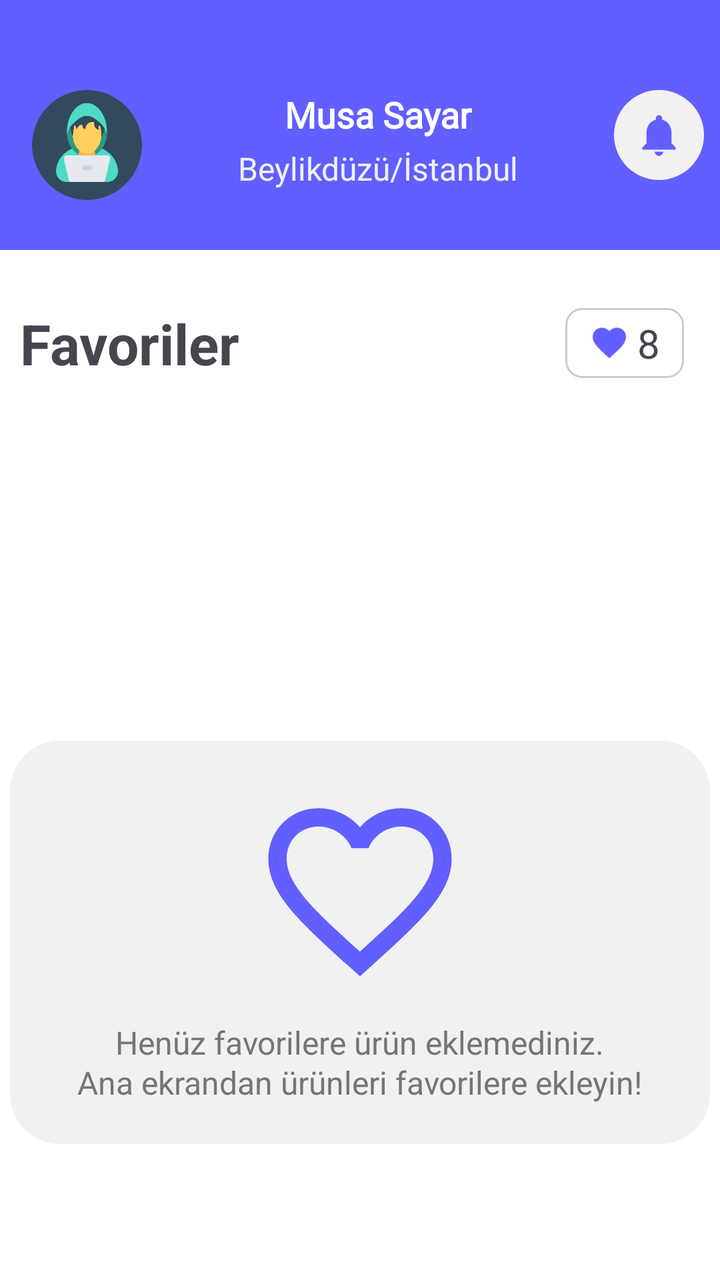
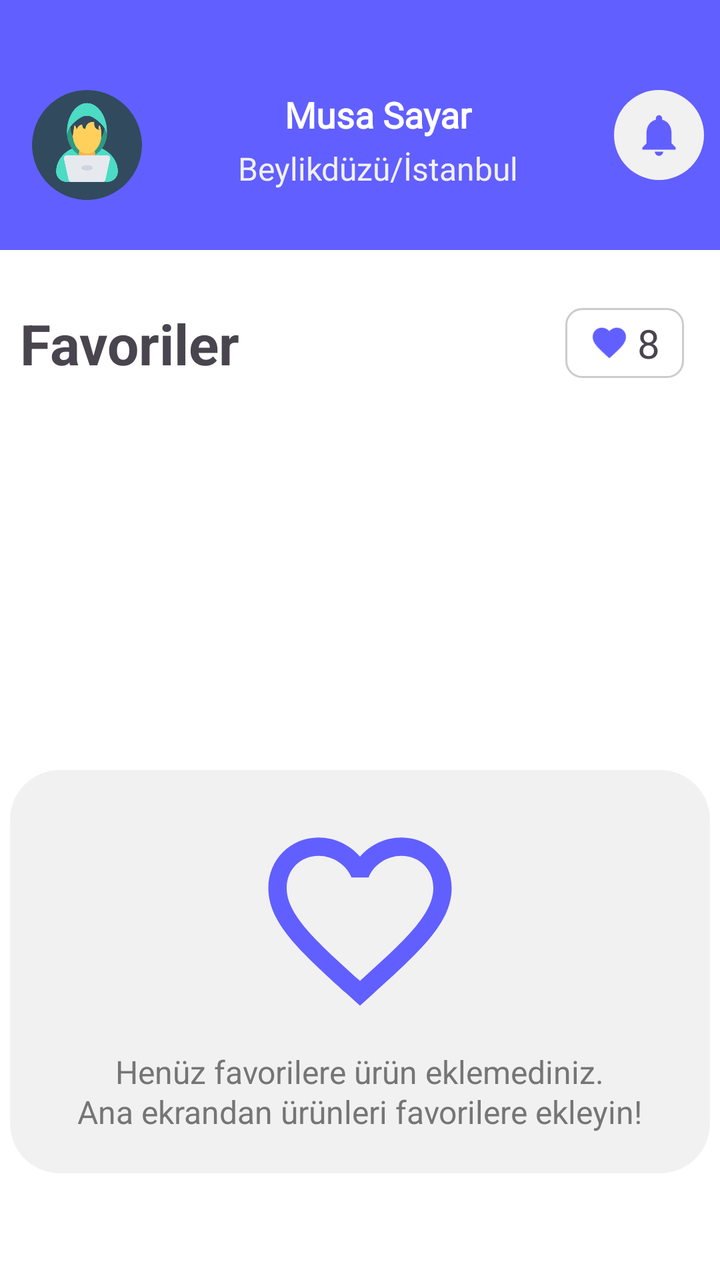

Before-and-after screenshots of an Android layout around one commit, followed by the original layout XML and the change that was made.
<!-- AndroidManifest.xml: application theme Theme.ECommerceProject -->
<!-- res/layout/favorite_screen.xml -->
<?xml version="1.0" encoding="utf-8"?>
<androidx.constraintlayout.widget.ConstraintLayout xmlns:android="http://schemas.android.com/apk/res/android"
    xmlns:app="http://schemas.android.com/apk/res-auto"
    xmlns:tools="http://schemas.android.com/tools"
    android:layout_width="match_parent"
    android:layout_height="match_parent"
    android:background="@color/white"
    tools:context=".ui.screens.FavoriteScreen">
    <androidx.appcompat.widget.Toolbar
        android:id="@+id/toolbar"
        android:layout_width="match_parent"
        android:layout_height="wrap_content"
        android:background="@color/indigo"
        android:minHeight="?attr/actionBarSize"

        android:theme="?attr/actionBarTheme"
        app:layout_constraintEnd_toEndOf="parent"
        app:layout_constraintHorizontal_bias="0.0"
        app:layout_constraintStart_toStartOf="parent"

        android:paddingBottom="25dp"
        android:paddingHorizontal="20dp"
        app:layout_constraintTop_toTopOf="parent">

        <androidx.constraintlayout.widget.ConstraintLayout
            android:layout_width="match_parent"
            android:layout_height="wrap_content"
            android:paddingTop="45dp"

            >

            <com.google.android.material.imageview.ShapeableImageView
                android:id="@+id/imageView2"
                android:layout_width="55dp"
                android:layout_height="55dp"
                android:scaleType="centerCrop"
                app:srcCompat="@drawable/person"
                app:layout_constraintBottom_toBottomOf="parent"
                app:layout_constraintStart_toStartOf="parent"
                app:layout_constraintTop_toTopOf="parent"
                app:shapeAppearanceOverlay="@style/roundedImage"
                />

            <TextView
                android:id="@+id/textView2"
                android:layout_width="wrap_content"
                android:layout_height="wrap_content"
                android:layout_gravity="center"

                android:fontFamily="@font/montserrat_bold"
                android:text="Musa Sayar"
                android:textColor="@color/white"
                android:textFontWeight="700"
                android:textSize="18sp"
                app:layout_constraintEnd_toStartOf="@+id/imageView4"
                app:layout_constraintStart_toEndOf="@+id/imageView2"
                app:layout_constraintTop_toTopOf="parent" />

            <TextView
                android:id="@+id/textView3"
                android:layout_width="wrap_content"
                android:layout_height="wrap_content"
                android:layout_marginTop="4dp"
                android:fontFamily="@font/montserrat_regular"
                android:text="Beylikdüzü/İstanbul"
                android:textAlignment="center"
                android:textColor="@color/gray50"
                android:textSize="16sp"
                app:layout_constraintEnd_toStartOf="@+id/imageView4"
                app:layout_constraintStart_toEndOf="@+id/imageView2"
                app:layout_constraintTop_toBottomOf="@+id/textView2" />

            <ImageView
                android:id="@+id/imageView4"
                android:layout_width="45dp"
                android:layout_height="45dp"
                android:layout_marginEnd="8dp"
                android:background="@drawable/rounded_gray_bg"
                android:padding="10dp"
                app:layout_constraintEnd_toEndOf="parent"
                app:layout_constraintTop_toTopOf="parent"
                app:srcCompat="@drawable/notification" />
        </androidx.constraintlayout.widget.ConstraintLayout>



    </androidx.appcompat.widget.Toolbar>


    <LinearLayout
        android:id="@+id/favoriteHeadField"
        android:layout_width="match_parent"
        android:layout_height="wrap_content"
        android:layout_marginTop="16dp"

        android:orientation="horizontal"
        android:paddingHorizontal="10dp"
        android:paddingVertical="12dp"
        app:layout_constraintEnd_toEndOf="parent"
        app:layout_constraintStart_toStartOf="parent"
        app:layout_constraintTop_toBottomOf="@+id/toolbar">

        <TextView
            android:layout_width="wrap_content"
            android:layout_height="wrap_content"
            android:text="Favoriler"
            android:textSize="28sp"
            android:textStyle="bold" />

        <View
            android:layout_width="0dp"
            android:layout_height="0dp"
            android:layout_weight="1" />

        <LinearLayout
            android:layout_width="wrap_content"
            android:layout_height="wrap_content"
            android:layout_gravity="center"
            android:layout_marginEnd="8dp"
            android:background="@drawable/content_field"
            android:gravity="center"
            android:paddingHorizontal="12dp"
            android:paddingVertical="4dp">

            <ImageView
                android:id="@+id/favoriIcon"
                android:layout_width="20dp"
                android:layout_height="20dp"
                android:layout_marginEnd="4dp"

                android:src="@drawable/favorite_regular" />

            <TextView
                android:id="@+id/favoriteSize"
                android:layout_width="wrap_content"
                android:layout_height="wrap_content"
                android:text="8"
                android:textAlignment="center"
                android:textSize="20sp" />

        </LinearLayout>

    </LinearLayout>

    <androidx.recyclerview.widget.RecyclerView
        android:id="@+id/recyclerFavorite"
        android:layout_width="match_parent"
        android:layout_height="wrap_content"

        android:paddingHorizontal="10dp"
        app:layout_constraintEnd_toEndOf="parent"
        app:layout_constraintHorizontal_bias="1.0"
        app:layout_constraintStart_toStartOf="parent"
        app:layout_constraintTop_toBottomOf="@+id/favoriteHeadField" />

    <LinearLayout
        android:id="@+id/emptyList"
        android:layout_width="350dp"
        android:layout_height="wrap_content"
        android:layout_marginTop="168dp"
        android:background="@drawable/rounded_gray_bg"
        android:gravity="center_horizontal"
        android:orientation="vertical"
        android:paddingVertical="20dp"


        app:layout_constraintEnd_toEndOf="parent"
        app:layout_constraintHorizontal_bias="0.493"
        app:layout_constraintStart_toStartOf="parent"
        app:layout_constraintTop_toBottomOf="@+id/favoriteHeadField">

        <ImageView
            android:id="@+id/imageView3"
            android:layout_width="150dp"

            android:layout_height="120dp"
            android:layout_weight="1"
            android:paddingBottom="10dp"
            android:src="@drawable/empty_favorite" />

        <TextView
            android:id="@+id/emptyListMessage"
            android:layout_width="wrap_content"
            android:layout_height="wrap_content"
            android:layout_gravity="center"
            android:lineHeight="20dp"
            android:paddingHorizontal="20dp"
            android:text="@string/empty_message"
            android:textAlignment="center"
            android:textColor="@color/gray150"
            android:textFontWeight="@integer/material_motion_duration_medium_1"
            android:textSize="16sp"
            android:textStyle="bold"
            app:layout_constraintEnd_toEndOf="parent"
            app:layout_constraintStart_toStartOf="parent"
            app:layout_constraintTop_toBottomOf="@+id/recyclerFavorite" />

    </LinearLayout>


</androidx.constraintlayout.widget.ConstraintLayout>
<!-- resources referenced by this layout -->
<resources>
  <color name="gray150">#757575</color>
  <color name="gray50">#f1f1f1</color>
  <color name="indigo">#615FFF</color>
  <color name="white">#FFFFFFFF</color>
  <!-- drawable content_field (drawable) -->
  <?xml version="1.0" encoding="utf-8"?>
  <selector xmlns:android="http://schemas.android.com/apk/res/android">
      <item>
          <shape xmlns:android="http://schemas.android.com/apk/res/android"
              android:shape="rectangle">
  
              <solid android:color="@color/white"/>
              <corners android:radius="8dp"/>
              <stroke
                  android:width="1dp"
                  android:color="#CCCCCC" />
  
          </shape>
  
      </item>
  
  </selector>
  <!-- drawable empty_favorite (drawable) -->
  <vector xmlns:android="http://schemas.android.com/apk/res/android" android:height="24dp" android:tint="#615FFF" android:viewportHeight="24" android:viewportWidth="24" android:width="24dp">
        
      <path android:fillColor="@android:color/white" android:pathData="M16.5,3c-1.74,0 -3.41,0.81 -4.5,2.09C10.91,3.81 9.24,3 7.5,3 4.42,3 2,5.42 2,8.5c0,3.78 3.4,6.86 8.55,11.54L12,21.35l1.45,-1.32C18.6,15.36 22,12.28 22,8.5 22,5.42 19.58,3 16.5,3zM12.1,18.55l-0.1,0.1 -0.1,-0.1C7.14,14.24 4,11.39 4,8.5 4,6.5 5.5,5 7.5,5c1.54,0 3.04,0.99 3.57,2.36h1.87C13.46,5.99 14.96,5 16.5,5c2,0 3.5,1.5 3.5,3.5 0,2.89 -3.14,5.74 -7.9,10.05z"/>
      
  </vector>
  <!-- drawable favorite_regular (drawable) -->
  <vector xmlns:android="http://schemas.android.com/apk/res/android" android:height="24dp" android:tint="#615FFF" android:viewportHeight="24" android:viewportWidth="24" android:width="24dp">
        
      <path android:fillColor="@android:color/white" android:pathData="M12,21.35l-1.45,-1.32C5.4,15.36 2,12.28 2,8.5 2,5.42 4.42,3 7.5,3c1.74,0 3.41,0.81 4.5,2.09C13.09,3.81 14.76,3 16.5,3 19.58,3 22,5.42 22,8.5c0,3.78 -3.4,6.86 -8.55,11.54L12,21.35z"/>
      
  </vector>
  <!-- drawable notification (drawable) -->
  <vector xmlns:android="http://schemas.android.com/apk/res/android" android:height="24dp" android:tint="#615FFF" android:viewportHeight="24" android:viewportWidth="24" android:width="24dp">
        
      <path android:fillColor="@android:color/white" android:pathData="M12,22c1.1,0 2,-0.9 2,-2h-4c0,1.1 0.89,2 2,2zM18,16v-5c0,-3.07 -1.64,-5.64 -4.5,-6.32L13.5,4c0,-0.83 -0.67,-1.5 -1.5,-1.5s-1.5,0.67 -1.5,1.5v0.68C7.63,5.36 6,7.92 6,11v5l-2,2v1h16v-1l-2,-2z"/>
      
  </vector>
  <!-- drawable person: png bitmap (drawable, 21466 bytes) -->
  <!-- drawable rounded_gray_bg (drawable) -->
  <?xml version="1.0" encoding="utf-8"?>
  <selector xmlns:android="http://schemas.android.com/apk/res/android">
  <item>
      <shape xmlns:android="http://schemas.android.com/apk/res/android"
          android:shape="rectangle">
          <solid android:color="@color/gray50" />
          <corners android:radius="25dp" />
      </shape>
  
  </item>
  </selector>
  <string name="empty_message">Henüz favorilere ürün eklemediniz.\nAna ekrandan ürünleri favorilere ekleyin!</string>
  <style name="roundedImage" parent="">
          <item name="cornerFamily">rounded</item>
          <item name="cornerSize">50%</item>
      </style>
  <style name="Theme.ECommerceProject" parent="Base.Theme.ECommerceProject" />
  <style name="Base.Theme.ECommerceProject" parent="Theme.Material3.DayNight.NoActionBar">
          
          
      </style>
</resources>

<!-- the commit's change to res/layout/favorite_screen.xml (unified diff, before → after) -->
@@ -157,17 +157,17 @@
         android:id="@+id/emptyList"
         android:layout_width="350dp"
         android:layout_height="wrap_content"
-        android:layout_marginTop="168dp"
+        android:layout_marginTop="260dp"
         android:background="@drawable/rounded_gray_bg"
         android:gravity="center_horizontal"
         android:orientation="vertical"
+
+
         android:paddingVertical="20dp"
-
-
         app:layout_constraintEnd_toEndOf="parent"
         app:layout_constraintHorizontal_bias="0.493"
         app:layout_constraintStart_toStartOf="parent"
-        app:layout_constraintTop_toBottomOf="@+id/favoriteHeadField">
+        app:layout_constraintTop_toBottomOf="@+id/toolbar">
 
         <ImageView
             android:id="@+id/imageView3"
